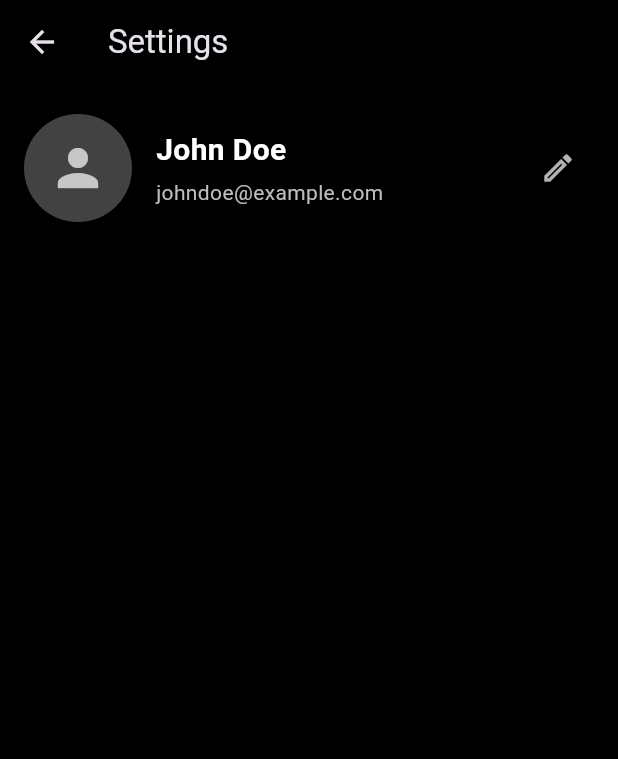
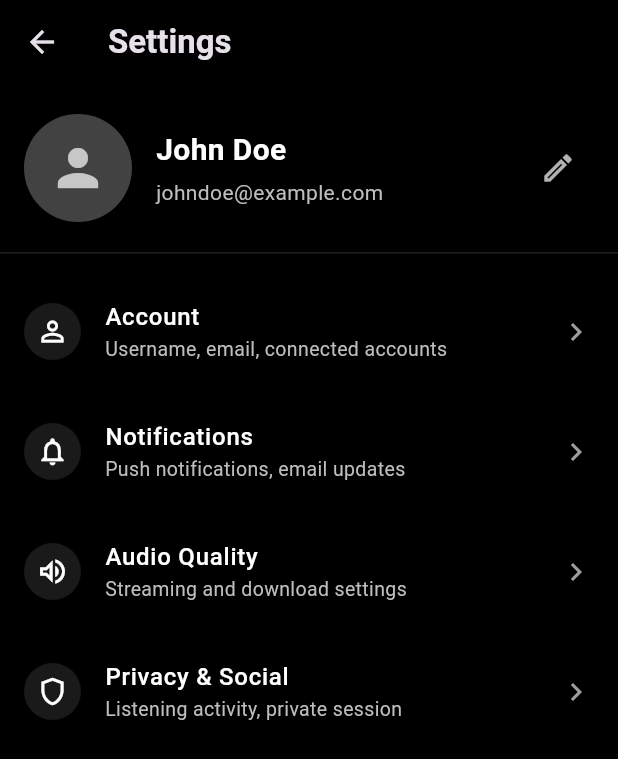
Before and after one commit to Josephineasn/Project-Mobile-Programming-UTS_Kelompok2, a Flutter app: the SettingsScreen screen opened directly, on a phone screen of 412 x 824 dp. Shown: the top 759 px of the screen. Run offline on Flutter 3.47's test engine with Material 3 defaults, Android fonts, the phone set to English and light mode, and no system bars.

Commit message:
feat(settings): add AccountSettingTile and update SettingsScreen

```diff
--- a/lib/screens/settings_screen.dart
+++ b/lib/screens/settings_screen.dart
@@ -1,5 +1,6 @@
 import 'package:flutter/material.dart';
 import '../widgets/settings/user_profile_header.dart';
+import '../widgets/settings/account_setting_tile.dart';
 
 class SettingsScreen extends StatelessWidget {
   const SettingsScreen({super.key});
@@ -9,8 +10,12 @@ class SettingsScreen extends StatelessWidget {
     return Scaffold(
       backgroundColor: Colors.black,
       appBar: AppBar(
-        title: const Text('Settings'),
+        title: const Text(
+          'Settings',
+          style: TextStyle(fontWeight: FontWeight.bold),
+        ),
         backgroundColor: Colors.transparent,
+        elevation: 0,
       ),
       body: ListView(
         children: [
@@ -19,6 +24,34 @@ class SettingsScreen extends StatelessWidget {
             userEmail: 'johndoe@example.com',
             onEditProfile: () {},
           ),
+          const Divider(color: Colors.white12, height: 1),
+          const SizedBox(height: 12),
+
+          // Komponen AccountSettingTile
+          AccountSettingTile(
+            icon: Icons.person_outline,
+            title: 'Account',
+            subtitle: 'Username, email, connected accounts',
+            onTap: () {},
+          ),
+          AccountSettingTile(
+            icon: Icons.notifications_none,
+            title: 'Notifications',
+            subtitle: 'Push notifications, email updates',
+            onTap: () {},
+          ),
+          AccountSettingTile(
+            icon: Icons.volume_up_outlined,
+            title: 'Audio Quality',
+            subtitle: 'Streaming and download settings',
+            onTap: () {},
+          ),
+          AccountSettingTile(
+            icon: Icons.shield_outlined,
+            title: 'Privacy & Social',
+            subtitle: 'Listening activity, private session',
+            onTap: () {},
+          ),
         ],
       ),
     );
--- /dev/null
+++ b/lib/widgets/settings/account_setting_tile.dart
@@ -0,0 +1,61 @@
+import 'package:flutter/material.dart';
+
+class AccountSettingTile extends StatelessWidget {
+  final IconData icon;
+  final String title;
+  final String? subtitle;
+  final VoidCallback onTap;
+  final Widget? trailing;
+
+  const AccountSettingTile({
+    super.key,
+    required this.icon,
+    required this.title,
+    this.subtitle,
+    required this.onTap,
+    this.trailing,
+  });
+
+  @override
+  Widget build(BuildContext context) {
+    return ListTile(
+      contentPadding: const EdgeInsets.symmetric(horizontal: 16.0, vertical: 4.0),
+      leading: Container(
+        padding: const EdgeInsets.all(8.0),
+        decoration: BoxDecoration(
+          color: Colors.white.withValues(alpha: 0.1),
+          shape: BoxShape.circle,
+        ),
+        child: Icon(
+          icon,
+          color: Colors.white,
+          size: 22,
+        ),
+      ),
+      title: Text(
+        title,
+        style: const TextStyle(
+          color: Colors.white,
+          fontSize: 16,
+          fontWeight: FontWeight.w500,
+        ),
+      ),
+      subtitle: subtitle != null
+          ? Text(
+              subtitle!,
+              style: TextStyle(
+                color: Colors.grey.shade400,
+                fontSize: 13,
+              ),
+            )
+          : null,
+      trailing: trailing ??
+          const Icon(
+            Icons.chevron_right,
+            color: Colors.grey,
+            size: 24,
+      ),
+      onTap: onTap,
+    );
+  }
+}
```
